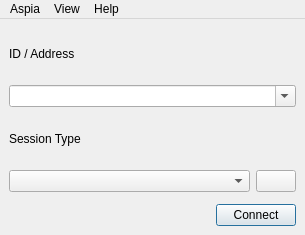
Old version of the form source/client/ui/client_window.ui in the repository dchapyshev/aspia.
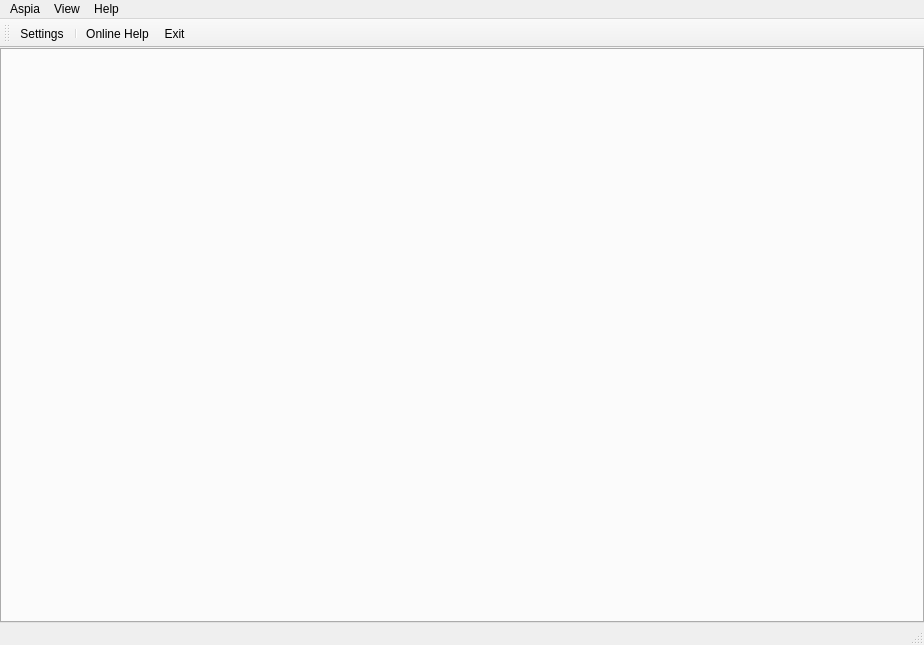
New version of the form. Icons and pictures are not drawn.

Commit message: Added tab types.

```diff
--- a/source/client/ui/client_window.ui
+++ b/source/client/ui/client_window.ui
@@ -6,8 +6,8 @@
    <rect>
     <x>0</x>
     <y>0</y>
-    <width>305</width>
-    <height>235</height>
+    <width>924</width>
+    <height>645</height>
    </rect>
   </property>
   <property name="windowTitle">
@@ -15,109 +15,34 @@
   </property>
   <widget class="QWidget" name="centralwidget">
    <layout class="QVBoxLayout" name="verticalLayout">
+    <property name="leftMargin">
+     <number>0</number>
+    </property>
+    <property name="topMargin">
+     <number>0</number>
+    </property>
+    <property name="rightMargin">
+     <number>0</number>
+    </property>
+    <property name="bottomMargin">
+     <number>0</number>
+    </property>
     <item>
-     <widget class="QLabel" name="label_address">
-      <property name="text">
-       <string>ID / Address</string>
+     <widget class="QTabWidget" name="tabs">
+      <property name="tabPosition">
+       <enum>QTabWidget::TabPosition::North</enum>
       </property>
-     </widget>
-    </item>
-    <item>
-     <widget class="QComboBox" name="combo_address">
-      <property name="editable">
+      <property name="currentIndex">
+       <number>-1</number>
+      </property>
+      <property name="tabsClosable">
        <bool>true</bool>
       </property>
-     </widget>
-    </item>
-    <item>
-     <widget class="QLabel" name="label_session_type">
-      <property name="text">
-       <string>Session Type</string>
+      <property name="movable">
+       <bool>true</bool>
       </property>
      </widget>
     </item>
-    <item>
-     <layout class="QHBoxLayout" name="horizontalLayout_4">
-      <item>
-       <widget class="QComboBox" name="combo_session_type">
-        <property name="sizePolicy">
-         <sizepolicy hsizetype="Preferred" vsizetype="Fixed">
-          <horstretch>0</horstretch>
-          <verstretch>0</verstretch>
-         </sizepolicy>
-        </property>
-       </widget>
-      </item>
-      <item>
-       <widget class="QPushButton" name="button_session_config">
-        <property name="sizePolicy">
-         <sizepolicy hsizetype="Fixed" vsizetype="Fixed">
-          <horstretch>0</horstretch>
-          <verstretch>0</verstretch>
-         </sizepolicy>
-        </property>
-        <property name="text">
-         <string/>
-        </property>
-        <property name="icon">
-         <iconset resource="../../common/resources/common.qrc">
-          <normaloff>:/img/settings.svg</normaloff>:/img/settings.svg</iconset>
-        </property>
-        <property name="iconSize">
-         <size>
-          <width>24</width>
-          <height>24</height>
-         </size>
-        </property>
-       </widget>
-      </item>
-     </layout>
-    </item>
-    <item>
-     <layout class="QHBoxLayout" name="horizontalLayout">
-      <property name="leftMargin">
-       <number>0</number>
-      </property>
-      <property name="topMargin">
-       <number>6</number>
-      </property>
-      <property name="rightMargin">
-       <number>0</number>
-      </property>
-      <item>
-       <spacer name="horizontalSpacer">
-        <property name="orientation">
-         <enum>Qt::Orientation::Horizontal</enum>
-        </property>
-        <property name="sizeHint" stdset="0">
-         <size>
-          <width>40</width>
-          <height>20</height>
-         </size>
-        </property>
-       </spacer>
-      </item>
-      <item>
-       <widget class="QPushButton" name="button_connect">
-        <property name="text">
-         <string>Connect</string>
-        </property>
-        <property name="iconSize">
-         <size>
-          <width>24</width>
-          <height>24</height>
-         </size>
-        </property>
-        <property name="autoDefault">
-         <bool>true</bool>
-        </property>
-        <property name="default">
-         <bool>true</bool>
-        </property>
-       </widget>
-      </item>
-     </layout>
-    </item>
    </layout>
   </widget>
   <widget class="QMenuBar" name="menubar">
@@ -125,7 +50,7 @@
     <rect>
      <x>0</x>
      <y>0</y>
-     <width>305</width>
+     <width>924</width>
      <height>26</height>
     </rect>
    </property>
@@ -149,7 +74,7 @@
     <addaction name="separator"/>
     <addaction name="action_about"/>
    </widget>
-   <widget class="QMenu" name="menuView">
+   <widget class="QMenu" name="menu_view">
     <property name="title">
      <string>View</string>
     </property>
@@ -167,9 +92,25 @@
     <addaction name="menu_theme"/>
    </widget>
    <addaction name="menu_aspia"/>
-   <addaction name="menuView"/>
+   <addaction name="menu_view"/>
    <addaction name="menu_help"/>
   </widget>
+  <widget class="QToolBar" name="toolbar">
+   <property name="windowTitle">
+    <string>toolBar</string>
+   </property>
+   <attribute name="toolBarArea">
+    <enum>TopToolBarArea</enum>
+   </attribute>
+   <attribute name="toolBarBreak">
+    <bool>false</bool>
+   </attribute>
+   <addaction name="action_settings"/>
+   <addaction name="separator"/>
+   <addaction name="action_help"/>
+   <addaction name="action_exit"/>
+  </widget>
+  <widget class="QStatusBar" name="statusbar"/>
   <action name="action_help">
    <property name="text">
     <string>Online Help...</string>
```
Left out of the diff: 30 changed lines with no effect on the pictures. The commit also changes 12 other files.
